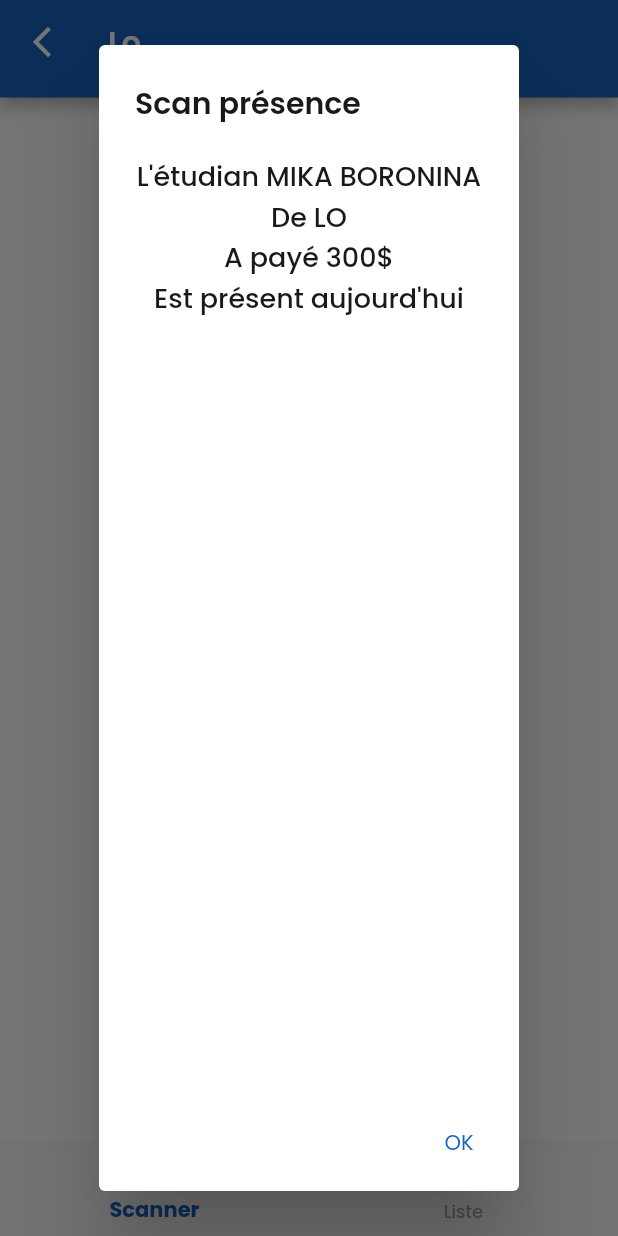
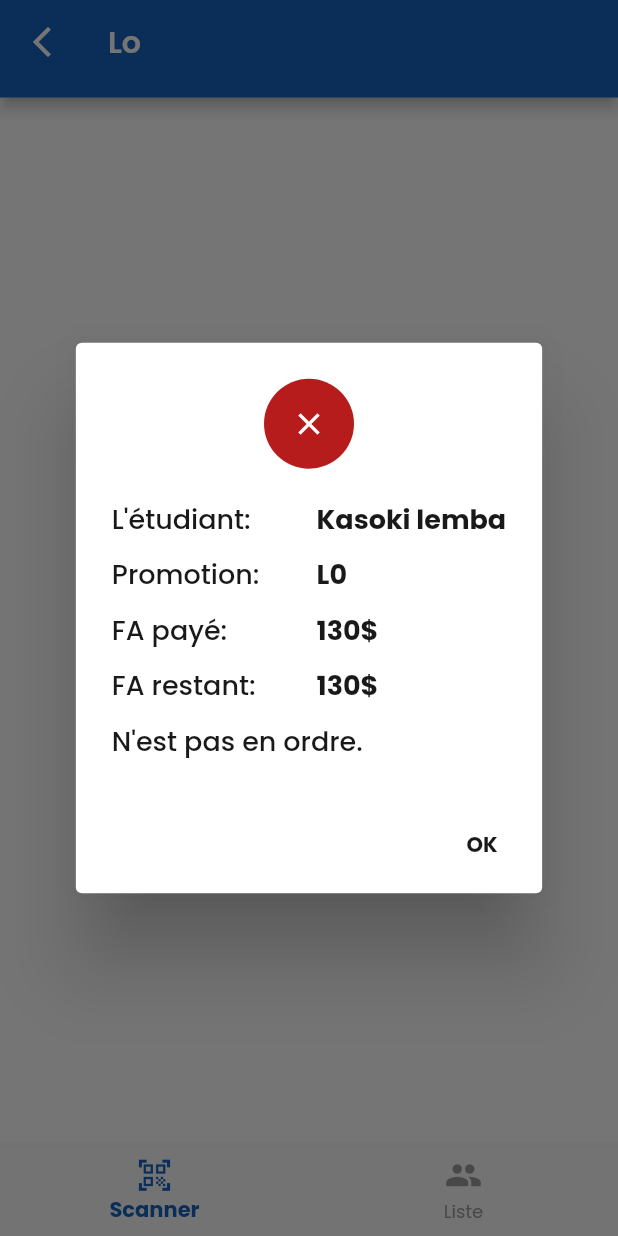
Before and after one commit to prudent-migabo/stucap, a Flutter app: the screen it shows after launch, after a tap on "Scannez le code QR", on a phone screen of 412 x 824 dp. Run offline on Flutter 3.47's test engine with Material 2 defaults, Android fonts, the light colour scheme and no system bars.

Commit message:
feat: popups added

```diff
--- a/lib/config/app_theme.dart
+++ b/lib/config/app_theme.dart
@@ -12,6 +12,7 @@ class AppThemeData {
   static const textGreyDark = Color.fromRGBO(147, 147, 147, 1.0);
   static const textGreyLight = Color.fromRGBO(205, 205, 205, 1.0);
   static const textCursor = Color.fromRGBO(61, 61, 61, 1.0);
+  static const textGreen = Color.fromRGBO(46, 125, 50, 1.0);
 
   // Colors: Buttons and Icons
   static const buttonPrimary = primaryColor;
@@ -23,6 +24,8 @@ class AppThemeData {
   static const backgroundBlack = Color.fromRGBO(18, 18, 18, 1.0);
   static const backgroundWhite = Color.fromRGBO(255, 255, 255, 1.0);
   static const backgroundGrey = Color.fromRGBO(25, 25, 25, 1.0);
+  static const backgroundRed = Color.fromRGBO(183, 28, 28, 1.0);
+  static const backgroundGreen = Color.fromRGBO(46, 125, 50, 1.0);
   static const cardGrey = Color.fromRGBO(15, 15, 15, 1.0);
   static const cardBlue = Color.fromRGBO(21, 101, 192, 1.0);
   static const tooltip = Color.fromRGBO(33, 33, 33, 1.0);
@@ -76,11 +79,11 @@ class AppThemeData {
       labelLarge: TextStyle(
           fontSize: 14.0,
           fontWeight: FontWeight.w400,
-          color: AppThemeData.textGreyDark),
+          color: AppThemeData.textBlack),
       labelMedium: TextStyle(
           fontSize: 12.0,
-          fontWeight: FontWeight.w500,
-          color: AppThemeData.textBlack),
+          fontWeight: FontWeight.w300,
+          color: AppThemeData.textGreyDark),
     ),
     colorScheme: const ColorScheme.light().copyWith(background: backgroundWhite),
     textSelectionTheme: const TextSelectionThemeData(
@@ -91,11 +94,11 @@ class AppThemeData {
     inputDecorationTheme:  InputDecorationTheme(
       enabledBorder: OutlineInputBorder(
           borderRadius: BorderRadius.circular(5),
-          borderSide: BorderSide(color: primaryColor)
+          borderSide: const BorderSide(color: primaryColor)
       ),
       focusedBorder: OutlineInputBorder(
           borderRadius: BorderRadius.circular(5),
-          borderSide: BorderSide(color: primaryColor, width: 2)
+          borderSide: const BorderSide(color: primaryColor, width: 2)
       ),
     ),
     appBarTheme: const AppBarTheme(
--- a/lib/presentation/presentation.dart
+++ b/lib/presentation/presentation.dart
@@ -11,3 +11,5 @@ export 'screens/daily_list_students_tab/daily_list_students_tab.dart';
 
 export 'widgets/custom_card.dart';
 export 'widgets/custom_appbar.dart';
+export 'widgets/custom_row.dart';
+export 'widgets/custom_check_card.dart';
--- a/lib/presentation/screens/presence_scanner_tab/presence_scanner_tab.dart
+++ b/lib/presentation/screens/presence_scanner_tab/presence_scanner_tab.dart
@@ -6,7 +6,7 @@ import '../../../static/data_values.dart';
 import '../../../utils/dialog_alert.dart';
 
 class PresenceScannerTab extends StatelessWidget {
-  const PresenceScannerTab({Key? key}) : super(key: key);
+   const PresenceScannerTab({Key? key}) : super(key: key);
 
   @override
   Widget build(BuildContext context) {
@@ -21,18 +21,28 @@ class PresenceScannerTab extends StatelessWidget {
             height: 50,
             child: ElevatedButton(
               onPressed: (){
-                popupForScanPresenceAction(
+                scanVerificationPopup(
                   context,
-                  title: 'Scan présence',
+                  title: customCheckCard(
+                    isTrue: false,
+                  ),
                   content: Column(
+                    crossAxisAlignment: CrossAxisAlignment.start,
+                    mainAxisSize: MainAxisSize.min,
                     children: [
-                      Text("L'étudian MIKA BORONINA"),
-                      Text("De LO"),
-                      Text("A payé 300\$"),
-                      Text("Est présent aujourd'hui"),
+                      customRowPopupInfo(title: DataValues.studentTitle, description: DataValues.studentName),
+                      const SizedBox(height: 10,),
+                      customRowPopupInfo(title: DataValues.promotionTitle, description: DataValues.promotionDescription),
+                      const SizedBox(height: 10,),
+                      customRowPopupInfo(title: DataValues.academicFeesPaidTitle, description: DataValues.academicFeesDescription),
+                      const SizedBox(height: 10,),
+                      customRowPopupInfo(title: DataValues.academicFeesPaidDescription, description: DataValues.academicFeesDescription),
+                      const SizedBox(height: 10,),
+                      const Text(DataValues.confirmationVerificationMessage),
                     ],
                   ),
                 );
+
               },
               child:  Text(DataValues.presencesScannerButtonTitle, style: TextStyle(
                  fontWeight: AppThemeData.lightTheme.textTheme.titleMedium!.fontWeight,
--- /dev/null
+++ b/lib/presentation/widgets/custom_check_card.dart
@@ -0,0 +1,10 @@
+import 'package:flutter/material.dart';
+import 'package:stucap/config/app_theme.dart';
+
+Widget customCheckCard({required bool isTrue}){
+  return CircleAvatar(
+    radius: 30,
+    backgroundColor: isTrue ? AppThemeData.backgroundGreen: AppThemeData.backgroundRed,
+     child: Icon(isTrue ? Icons.check : Icons.close, color: AppThemeData.backgroundWhite,),
+  );
+}
--- /dev/null
+++ b/lib/presentation/widgets/custom_row.dart
@@ -0,0 +1,19 @@
+import 'package:flutter/widgets.dart';
+
+import '../../static/constants.dart';
+
+Widget customRowPopupInfo ({required String title, required String description}){
+  return Row(
+    children: [
+      Expanded(child: Text(title)),
+      const SizedBox(width: 10,),
+      Expanded(
+        child: Text(description,
+          style: TextStyle(
+            fontWeight: bold,
+          ),
+        ),
+      ),
+    ],
+  );
+}
--- a/lib/static/constants.dart
+++ b/lib/static/constants.dart
@@ -0,0 +1,3 @@
+import 'dart:ui';
+
+FontWeight bold = FontWeight.bold;
--- a/lib/static/data_values.dart
+++ b/lib/static/data_values.dart
@@ -27,4 +27,18 @@ class DataValues {
 
   // DAILY LIST STUDENT TAB
   static const String dailyListStudentTabTitle = "Liste des étudiants présent aujourd'hui";
+
+  // PRESENCE SCAN POPUP
+  static const String studentTitle = "L'étudiant:";
+  static const String studentName = "Kasoki lemba";
+  static const String promotionTitle = "Promotion:";
+  static const String promotionDescription = "L0";
+  static const String academicFeesTitle = "FA:";
+  static const String academicFeesDescription = "130\$";
+  static const String confirmationMessage = "Est desormais présent aujourd'hui.";
+
+  // VERIFICATION SCAN POPUP
+  static const String academicFeesPaidTitle = "FA payé:";
+  static const String academicFeesPaidDescription = "FA restant:";
+  static const String confirmationVerificationMessage = "N'est pas en ordre.";
 }
--- a/lib/utils/dialog_alert.dart
+++ b/lib/utils/dialog_alert.dart
@@ -1,22 +1,28 @@
 import 'package:flutter/material.dart';
+import 'package:stucap/config/app_theme.dart';
 
 //// Method that throws the response alert dialog for scan event
-void popupForScanPresenceAction(BuildContext context, {required Widget? content, required String title, VoidCallback? onPressed, Color? titleColor, Color? actionBtnColor}) {
+void scanPresencePopup(BuildContext context, {required Widget? content, required String title, VoidCallback? onPressed, Color? titleColor, Color? actionBtnColor}) {
   final primary = Theme.of(context).primaryColor;
   Widget okButton() {
     return TextButton(
         onPressed: onPressed,
-        child: Text(
+        child: const Text(
           'OK',
           style: TextStyle(
-              color: primary),
+              color: AppThemeData.textGreen,
+            fontWeight: FontWeight.bold,
+          ),
         ));
   }
 
   AlertDialog alert = AlertDialog(
-    insetPadding: const EdgeInsets.symmetric(vertical: 30),
     title: Text(
       title,
+      style: const TextStyle(
+        color: AppThemeData.textGreen,
+        fontWeight: FontWeight.bold,
+      ),
     ),
     content: content,
     actions: [
@@ -25,5 +31,31 @@ void popupForScanPresenceAction(BuildContext context, {required Widget? content,
   );
 
   showDialog(
-      barrierDismissible: false, context: context, builder: (context) => alert);
+      barrierDismissible: true, context: context, builder: (context) => alert);
 }
+
+//// Method that throws the response alert dialog for scan event
+void scanVerificationPopup(BuildContext context, {required Widget? content, required Widget title, VoidCallback? onPressed, Color? titleColor, Color? actionBtnColor}) {
+  Widget okButton() {
+    return TextButton(
+        onPressed: onPressed,
+        child: const Text(
+          'OK',
+          style: TextStyle(
+            color: AppThemeData.textBlack,
+            fontWeight: FontWeight.bold,
+          ),
+        ));
+  }
+
+  AlertDialog alert = AlertDialog(
+    title: title,
+    content: content,
+    actions: [
+      okButton(),
+    ],
+  );
+
+  showDialog(
+      barrierDismissible: true, context: context, builder: (context) => alert);
+}
```
Also changed, not shown: lib/utils/helper.dart (added, +40 -0 lines), lib/presentation/screens/navigation_drawer/components/components.dart (added), lib/presentation/screens/navigation_drawer/navigation_drawer.dart (added).
